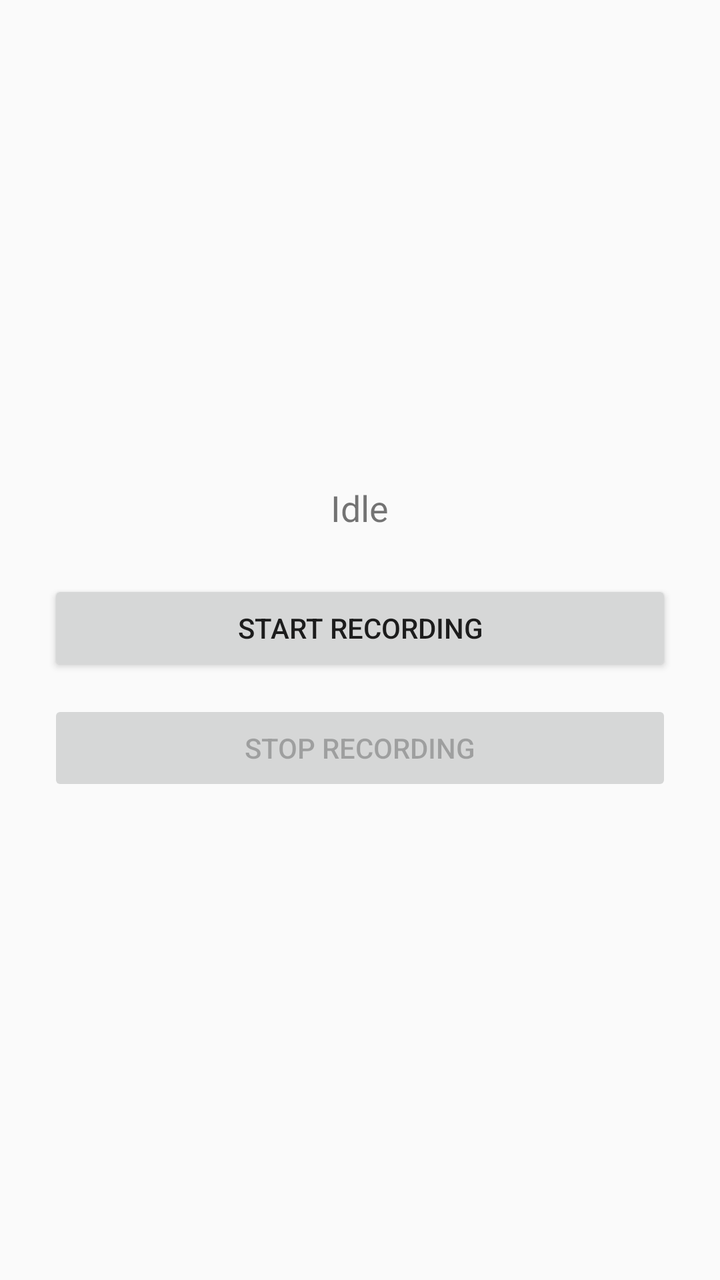
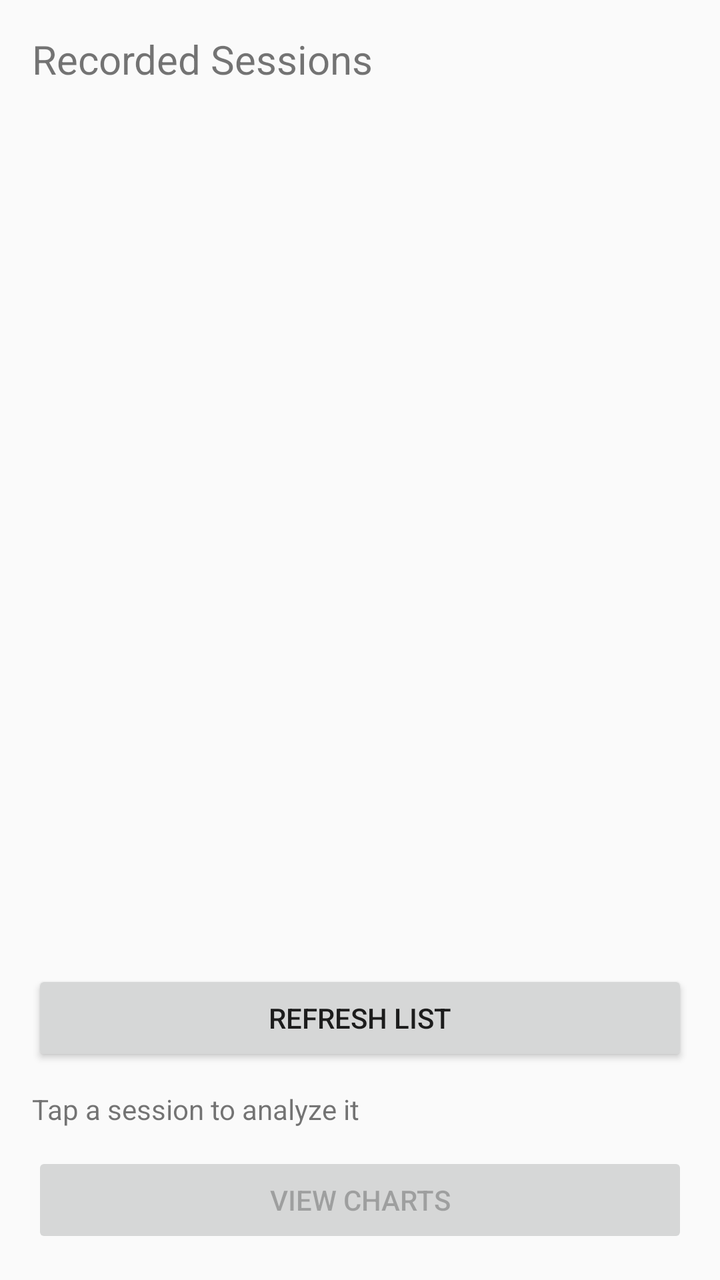

An Android layout rendered at two revisions. The XML below is the earlier revision; the diff shows what the commit changed to produce the second picture.
<!-- AndroidManifest.xml: application theme Theme.AppCompat.Light -->
<!-- res/layout/activity_main.xml -->
<?xml version="1.0" encoding="utf-8"?>
<LinearLayout xmlns:android="http://schemas.android.com/apk/res/android"
    android:layout_width="match_parent"
    android:layout_height="match_parent"
    android:orientation="vertical"
    android:gravity="center"
    android:padding="24dp">

    <TextView
        android:id="@+id/statusText"
        android:layout_width="wrap_content"
        android:layout_height="wrap_content"
        android:text="Idle"
        android:textSize="18sp"
        android:layout_marginBottom="24dp" />

    <Button
        android:id="@+id/startButton"
        android:layout_width="match_parent"
        android:layout_height="wrap_content"
        android:text="Start Recording" />

    <Button
        android:id="@+id/stopButton"
        android:layout_width="match_parent"
        android:layout_height="wrap_content"
        android:layout_marginTop="12dp"
        android:text="Stop Recording"
        android:enabled="false" />

</LinearLayout>
<!-- resources referenced by this layout -->
<resources>

</resources>

<!-- the commit's change to res/layout/activity_main.xml (unified diff, before → after) -->
@@ -3,29 +3,42 @@
     android:layout_width="match_parent"
     android:layout_height="match_parent"
     android:orientation="vertical"
-    android:gravity="center"
-    android:padding="24dp">
+    android:padding="16dp">
 
     <TextView
-        android:id="@+id/statusText"
+        android:id="@+id/titleText"
         android:layout_width="wrap_content"
         android:layout_height="wrap_content"
-        android:text="Idle"
-        android:textSize="18sp"
-        android:layout_marginBottom="24dp" />
+        android:text="Recorded Sessions"
+        android:textSize="20sp"
+        android:layout_marginBottom="12dp" />
+
+    <ListView
+        android:id="@+id/sessionListView"
+        android:layout_width="match_parent"
+        android:layout_height="0dp"
+        android:layout_weight="1" />
 
     <Button
-        android:id="@+id/startButton"
-        android:layout_width="match_parent"
-        android:layout_height="wrap_content"
-        android:text="Start Recording" />
-
-    <Button
-        android:id="@+id/stopButton"
+        android:id="@+id/refreshButton"
         android:layout_width="match_parent"
         android:layout_height="wrap_content"
         android:layout_marginTop="12dp"
-        android:text="Stop Recording"
+        android:text="Refresh List" />
+
+    <TextView
+        android:id="@+id/resultText"
+        android:layout_width="match_parent"
+        android:layout_height="wrap_content"
+        android:layout_marginTop="12dp"
+        android:text="Tap a session to analyze it" />
+
+    <Button
+        android:id="@+id/viewChartsButton"
+        android:layout_width="match_parent"
+        android:layout_height="wrap_content"
+        android:layout_marginTop="12dp"
+        android:text="View Charts"
         android:enabled="false" />
 
 </LinearLayout>
